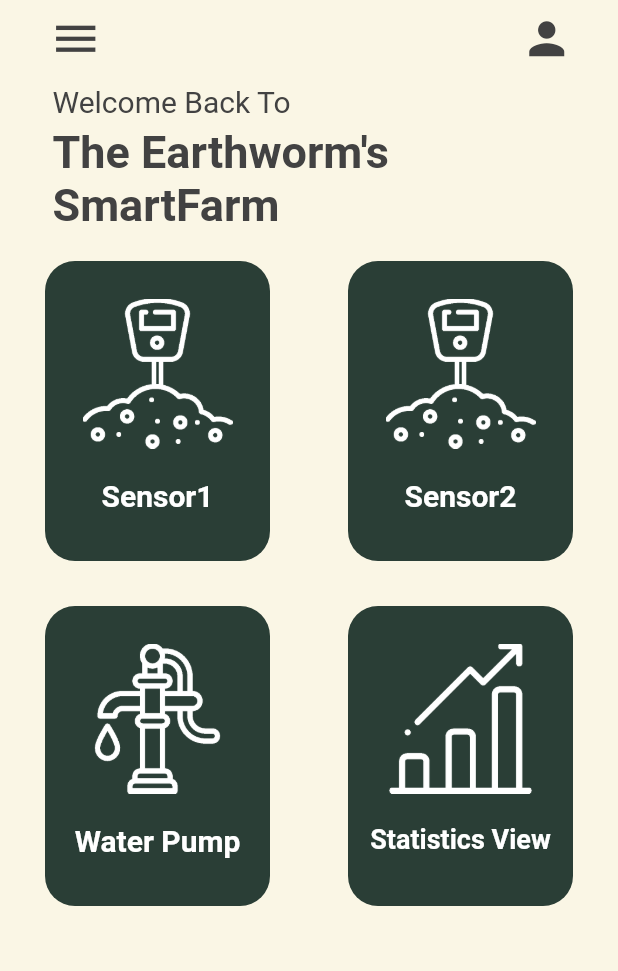
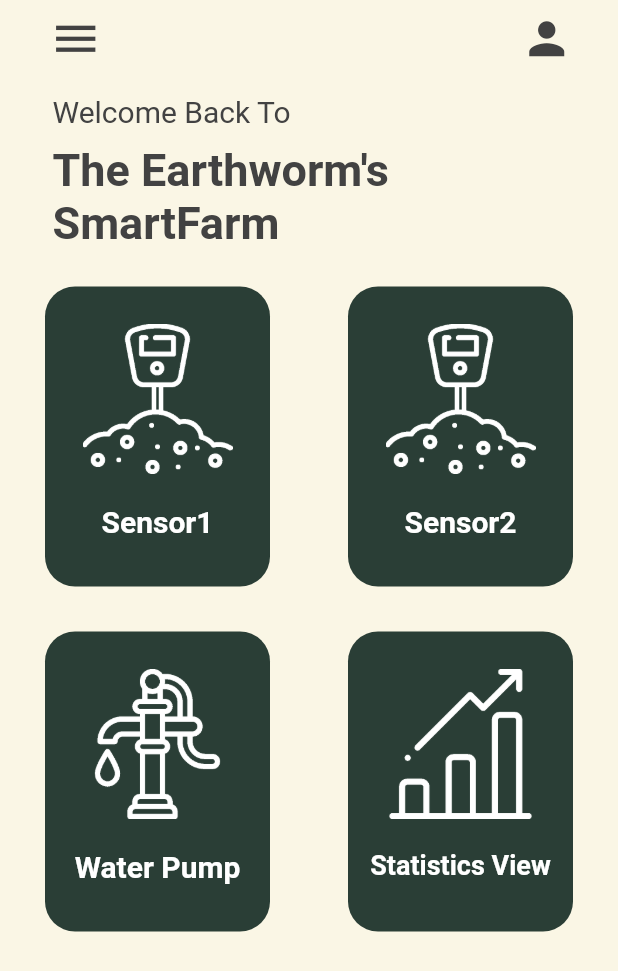
Before and after one commit to mmarchu/Earthworms-SmartFarm, a Flutter app: the homepage screen opened by its route, on a phone screen of 412 x 824 dp. Shown: the top 971 px of the screen. Run offline on Flutter 3.47's test engine with Material 2 defaults, Android fonts, the phone set to English and light mode, and no system bars.

Commit message:
จำไม่ได้อีกแล้ว😂

```diff
--- a/earthworms/analysis_options.yaml
+++ b/earthworms/analysis_options.yaml
@@ -7,7 +7,7 @@
 
 # The following line activates a set of recommended lints for Flutter apps,
 # packages, and plugins designed to encourage good coding practices.
-include: package:flutter_lints/flutter.yaml
+#include: package:flutter_lints/flutter.yaml
 
 linter:
   # The lint rules applied to this project can be customized in the
--- a/earthworms/lib/MainFunc/homepage.dart
+++ b/earthworms/lib/MainFunc/homepage.dart
@@ -23,7 +23,7 @@ class homepage extends StatelessWidget {
         value: SystemUiOverlayStyle.dark,
         child: Scaffold(
           key: _scaffoldKey,
-          backgroundColor: const Color.fromRGBO(250, 246, 229, 1),
+          backgroundColor:  Color.fromRGBO(250, 246, 229, 1),
 
           //navigation drawer
           drawer: Drawer(
@@ -116,7 +116,7 @@ class homepage extends StatelessWidget {
                   ],
                 ),
               ),
-              const SizedBox(height: 8),
+              const SizedBox(height: 15),
 
               // text Header
               Padding(
@@ -131,9 +131,7 @@ class homepage extends StatelessWidget {
                           color: Colors.grey[800],
                         ),
                       ),
-                      SizedBox(
-                        height: 5,
-                      ),
+                      SizedBox(height: 10,),
                       Text(
                         "The Earthworm's SmartFarm", //Name of user
                         style: TextStyle(
@@ -143,7 +141,7 @@ class homepage extends StatelessWidget {
                       )
                     ],
                   )),
-              const SizedBox(height: 10),
+              const SizedBox(height: 15),
 
               // Function Button
               Padding(
--- a/earthworms/lib/main.dart
+++ b/earthworms/lib/main.dart
@@ -24,7 +24,7 @@ class MyApp extends StatelessWidget {
     return MaterialApp(
       routes: {
         '/home': (context) => homepage(),
-       // '/password': (context) => ChangePassPage(),
+        '/password': (context) => ChangePassPage(),
         '/profile': (context) => MyprofilePage(),
         '/login': (context) => LoginPage(),
         '/regis': (context) => RegisterPage()
```
Also changed, not shown: earthworms/lib/FirstP/LoginPage.dart (+6 -1 lines), earthworms/lib/FirstP/RegisterPage.dart (+7 -6 lines), earthworms/lib/MainFunc/ChangePassPage.dart (+16 -32 lines).
